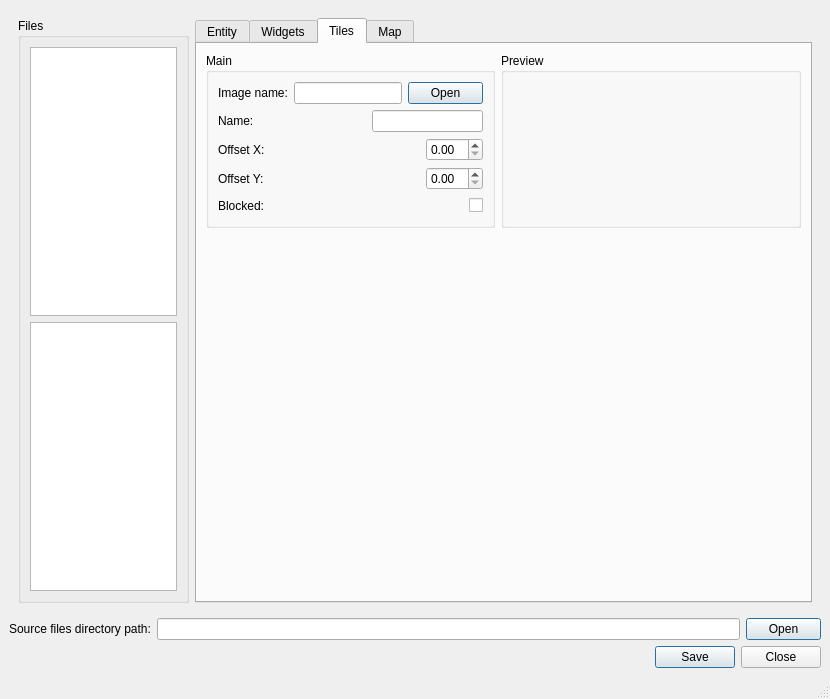
Before: the Qt Designer form Editor.ui in Yukkurigame/Yukkuri, drawn with Qt 5.
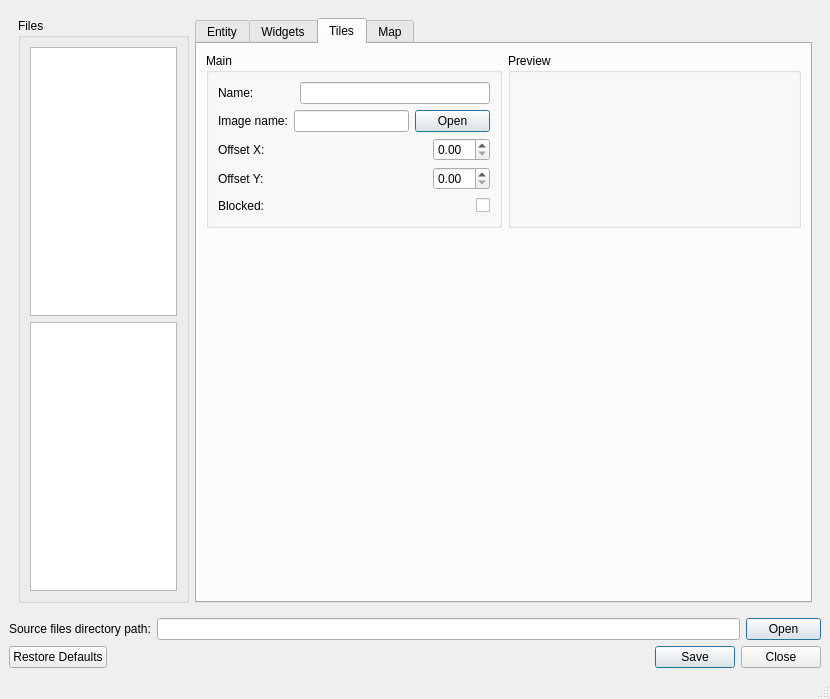
After: the same form once the commit is applied. The open tabs and pages were chosen to show the change.

Commit message: Editor can process .tiles files now. Initial map editor implementation.

```diff
--- a/Editor.ui
+++ b/Editor.ui
@@ -1470,7 +1470,59 @@
                </property>
                <layout class="QVBoxLayout" name="verticalLayout_15">
                 <item>
+                 <widget class="QWidget" name="Name_2" native="true">
+                  <layout class="QHBoxLayout" name="imgcols_3">
+                   <property name="margin">
+                    <number>0</number>
+                   </property>
+                   <item>
+                    <widget class="QLabel" name="label_28">
+                     <property name="text">
+                      <string>Name:</string>
+                     </property>
+                    </widget>
+                   </item>
+                   <item>
+                    <spacer name="horizontalSpacer_27">
+                     <property name="orientation">
+                      <enum>Qt::Horizontal</enum>
+                     </property>
+                     <property name="sizeHint" stdset="0">
+                      <size>
+                       <width>40</width>
+                       <height>20</height>
+                      </size>
+                     </property>
+                    </spacer>
+                   </item>
+                   <item>
+                    <widget class="QLineEdit" name="lineEdit_37">
+                     <property name="minimumSize">
+                      <size>
+                       <width>190</width>
+                       <height>0</height>
+                      </size>
+                     </property>
+                     <property name="maximumSize">
+                      <size>
+                       <width>190</width>
+                       <height>16777215</height>
+                      </size>
+                     </property>
+                     <property name="inputMethodHints">
+                      <set>Qt::ImhDigitsOnly</set>
+                     </property>
+                    </widget>
+                   </item>
+                  </layout>
+                 </widget>
+                </item>
+                <item>
+                 <widget class="QWidget" name="Image_4" native="true">
                  <layout class="QHBoxLayout" name="Image_2">
+                   <property name="margin">
+                    <number>0</number>
+                   </property>
                   <item>
                    <widget class="QLabel" name="label_6">
                     <property name="text">
@@ -1479,7 +1531,14 @@
                    </widget>
                   </item>
                   <item>
-                   <widget class="QLineEdit" name="lineEdit_35"/>
+                    <widget class="QLineEdit" name="lineEdit_35">
+                     <property name="maximumSize">
+                      <size>
+                       <width>190</width>
+                       <height>16777215</height>
+                      </size>
+                     </property>
+                    </widget>
                   </item>
                   <item>
                    <widget class="QDialogButtonBox" name="buttonBox_4">
@@ -1495,40 +1554,14 @@
                    </widget>
                   </item>
                  </layout>
-                </item>
-                <item>
-                 <layout class="QHBoxLayout" name="imgcols_2">
-                  <item>
-                   <widget class="QLabel" name="label_24">
-                    <property name="text">
-                     <string>Name:</string>
-                    </property>
                    </widget>
                   </item>
                   <item>
-                   <spacer name="horizontalSpacer_23">
-                    <property name="orientation">
-                     <enum>Qt::Horizontal</enum>
-                    </property>
-                    <property name="sizeHint" stdset="0">
-                     <size>
-                      <width>40</width>
-                      <height>20</height>
-                     </size>
-                    </property>
-                   </spacer>
-                  </item>
-                  <item>
-                   <widget class="QLineEdit" name="lineEdit_36">
-                    <property name="inputMethodHints">
-                     <set>Qt::ImhDigitsOnly</set>
-                    </property>
-                   </widget>
-                  </item>
-                 </layout>
-                </item>
-                <item>
+                 <widget class="QWidget" name="OffsetX" native="true">
                  <layout class="QHBoxLayout" name="imgrows_2">
+                   <property name="margin">
+                    <number>0</number>
+                   </property>
                   <item>
                    <widget class="QLabel" name="label_25">
                     <property name="text">
@@ -1550,12 +1583,17 @@
                    </spacer>
                   </item>
                   <item>
-                   <widget class="QDoubleSpinBox" name="doubleSpinBox"/>
-                  </item>
-                 </layout>
+                    <widget class="QDoubleSpinBox" name="TilesOffestXSpin"/>
+                   </item>
+                  </layout>
+                 </widget>
                 </item>
                 <item>
+                 <widget class="QWidget" name="OffsetY" native="true">
                  <layout class="QHBoxLayout" name="height_2">
+                   <property name="margin">
+                    <number>0</number>
+                   </property>
                   <item>
                    <widget class="QLabel" name="label_26">
                     <property name="text">
@@ -1577,12 +1615,17 @@
                    </spacer>
                   </item>
                   <item>
-                   <widget class="QDoubleSpinBox" name="doubleSpinBox_2"/>
-                  </item>
-                 </layout>
+                    <widget class="QDoubleSpinBox" name="TilesOffestYSpin"/>
+                   </item>
+                  </layout>
+                 </widget>
                 </item>
                 <item>
+                 <widget class="QWidget" name="Blocked" native="true">
                  <layout class="QHBoxLayout" name="width_2">
+                   <property name="margin">
+                    <number>0</number>
+                   </property>
                   <item>
                    <widget class="QLabel" name="label_27">
                     <property name="text">
@@ -1608,9 +1651,16 @@
                     <property name="text">
                      <string/>
                     </property>
+                     <property name="checked">
+                      <bool>false</bool>
+                     </property>
+                     <property name="tristate">
+                      <bool>false</bool>
+                     </property>
                    </widget>
                   </item>
                  </layout>
+                 </widget>
                 </item>
                </layout>
               </widget>
@@ -1623,15 +1673,36 @@
                <layout class="QHBoxLayout" name="horizontalLayout_6">
                 <item>
                  <widget class="QLabel" name="TileImageViewer">
+                  <property name="enabled">
+                   <bool>true</bool>
+                  </property>
                   <property name="minimumSize">
                    <size>
-                    <width>60</width>
-                    <height>60</height>
+                    <width>64</width>
+                    <height>64</height>
                    </size>
                   </property>
+                  <property name="maximumSize">
+                   <size>
+                    <width>128</width>
+                    <height>128</height>
+                   </size>
+                  </property>
+                  <property name="frameShape">
+                   <enum>QFrame::NoFrame</enum>
+                  </property>
                   <property name="text">
                    <string/>
                   </property>
+                  <property name="scaledContents">
+                   <bool>false</bool>
+                  </property>
+                  <property name="alignment">
+                   <set>Qt::AlignCenter</set>
+                  </property>
+                  <property name="indent">
+                   <number>0</number>
+                  </property>
                  </widget>
                 </item>
                </layout>
@@ -1720,7 +1791,7 @@
       <item>
        <widget class="QDialogButtonBox" name="exitbox">
         <property name="standardButtons">
-         <set>QDialogButtonBox::Close|QDialogButtonBox::Save</set>
+         <set>QDialogButtonBox::Close|QDialogButtonBox::RestoreDefaults|QDialogButtonBox::Save</set>
         </property>
         <property name="centerButtons">
          <bool>false</bool>
```
Left out of the diff: 48 changed lines with no effect on the pictures. Lines whose indentation alone changed are shown as unchanged. The commit also changes 4 other files.
